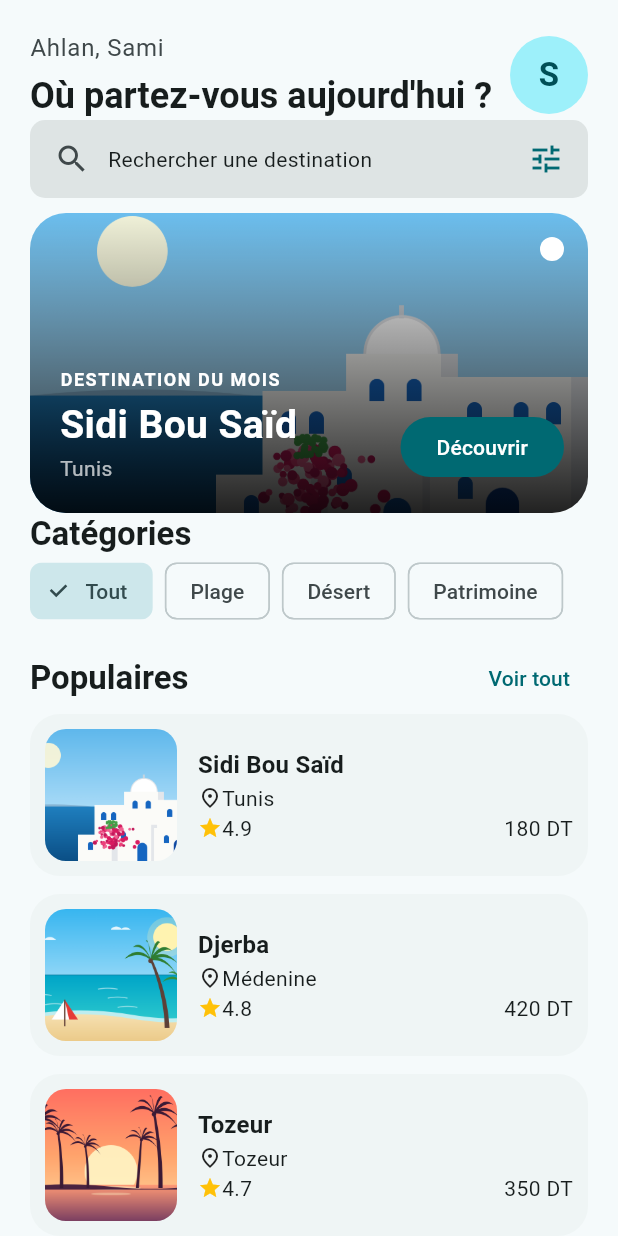
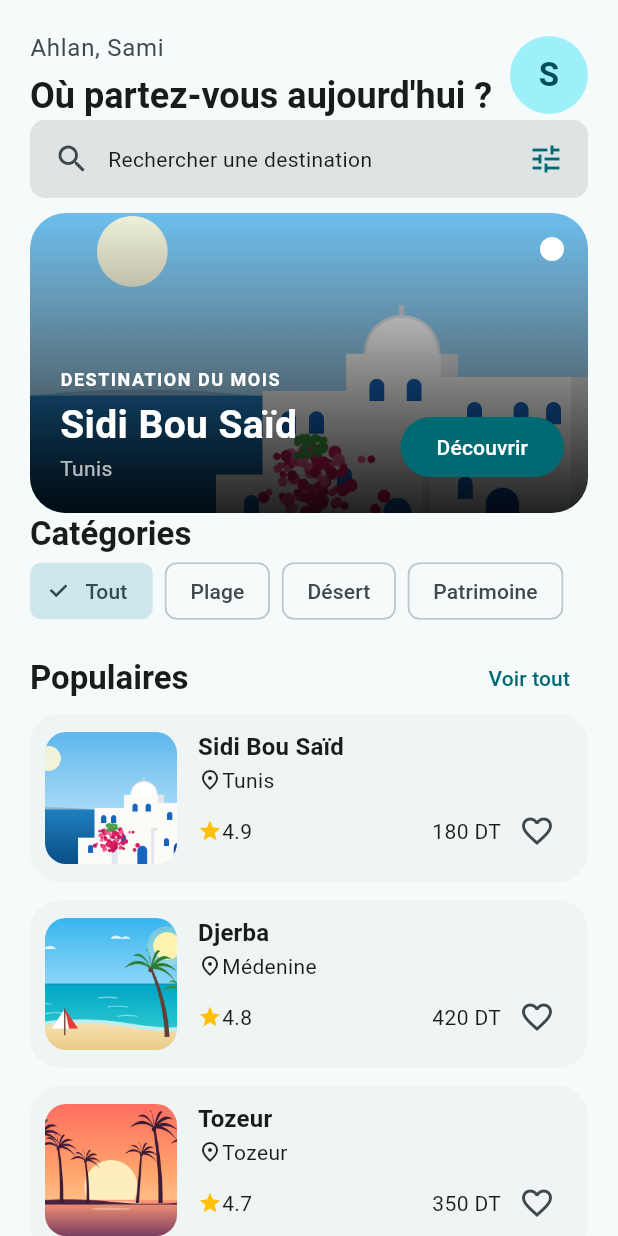
Before and after one commit to camiouna/rihla, a Flutter app: the screen it shows after launch, on a phone screen of 412 x 824 dp. Run offline on Flutter 3.47's test engine with Material 3 defaults, Android fonts, the phone set to English and light mode, and no system bars.

Commit message:
bouton favori et snackbar

```diff
--- a/lib/screens/home_screen.dart
+++ b/lib/screens/home_screen.dart
@@ -66,7 +66,7 @@ class _HomeScreenState extends State<HomeScreen> {
             ),
             const SizedBox(height: 10),
             SectionTitle(title: 'Populaires', action: 'Voir tout'),
-            for (var d in _filtrees) DestinationCard(destination: d),
+            for (var d in _filtrees) DestinationCard(key: ValueKey(d.nom),destination: d),
           ],
         ),
       ),
--- a/lib/widgets/destination_card.dart
+++ b/lib/widgets/destination_card.dart
@@ -1,4 +1,5 @@
 import 'package:flutter/material.dart';
+import 'package:tp3/widgets/favorite_button.dart';
 
 import '../models/destination.dart';
 
@@ -59,6 +60,7 @@ class DestinationCard extends StatelessWidget {
                       Text(destination.note.toString()),
                       Spacer(),
                       Text('${destination.prix} DT'),
+                      FavoriteButton(key: ValueKey(destination.nom)),
                     ],
                   ),
                 ],
--- /dev/null
+++ b/lib/widgets/favorite_button.dart
@@ -0,0 +1,41 @@
+import 'package:flutter/material.dart';
+
+
+class FavoriteButton extends StatefulWidget {
+  const FavoriteButton({super.key});
+
+  @override
+  State<FavoriteButton> createState() => _FavoriteButtonState();
+}
+
+class _FavoriteButtonState extends State<FavoriteButton> {
+
+  bool _favori = false;
+
+  void _basculer() {
+    setState(() {
+      _favori = !_favori;
+    });
+
+    ScaffoldMessenger.of(context)
+      ..hideCurrentSnackBar()
+      ..showSnackBar(
+        SnackBar(
+          content: Text(_favori ? 'Ajouté aux favoris' : 'Retiré des favoris'),
+          duration: const Duration(seconds: 1),
+        ),
+      );
+  }
+
+  @override
+  Widget build(BuildContext context) {
+
+    return IconButton(
+      onPressed: _basculer,
+      icon: Icon(
+        _favori ? Icons.favorite : Icons.favorite_border,
+        color: _favori ? Colors.red : null,
+      ),
+    );
+  }
+}
```
